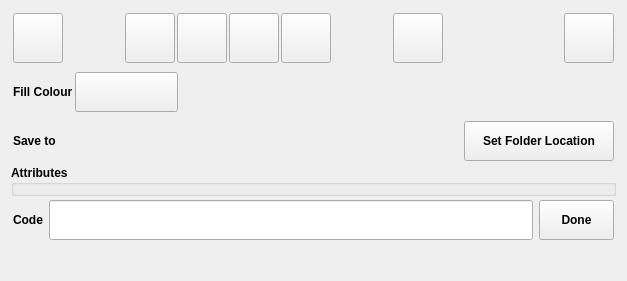
This is digital_sketch_mapping_tool_dockwidget_base.ui in Esk-Spatial/QGIS_forest_health_sketch_tool as Qt 5 draws it before an edit. The edited form follows.
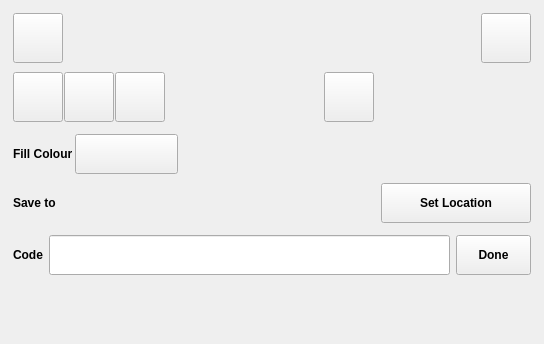
This is the edited form. Icons and pictures are not drawn. Custom widgets are drawn as their Qt base class.

Commit message: updated the styling of the bbutton. removed notes layer and made the line layer multi-line to handle line and multiline

Diff of the .ui file:
```diff
--- a/digital_sketch_mapping_tool_dockwidget_base.ui
+++ b/digital_sketch_mapping_tool_dockwidget_base.ui
@@ -6,8 +6,8 @@
    <rect>
     <x>0</x>
     <y>0</y>
-    <width>627</width>
-    <height>281</height>
+    <width>544</width>
+    <height>344</height>
    </rect>
   </property>
   <property name="windowTitle">
@@ -99,7 +99,7 @@
            </widget>
           </item>
           <item>
-           <spacer name="horizontalSpacer_7">
+           <spacer name="horizontalSpacer_3">
             <property name="orientation">
              <enum>Qt::Horizontal</enum>
             </property>
@@ -111,6 +111,65 @@
             </property>
            </spacer>
           </item>
+          <item>
+           <widget class="QPushButton" name="deletePushButton">
+            <property name="minimumSize">
+             <size>
+              <width>50</width>
+              <height>50</height>
+             </size>
+            </property>
+            <property name="maximumSize">
+             <size>
+              <width>50</width>
+              <height>50</height>
+             </size>
+            </property>
+            <property name="toolTip">
+             <string>&lt;html&gt;&lt;head/&gt;&lt;body&gt;&lt;p&gt;&lt;span style=&quot; font-size:9pt;&quot;&gt;Delete Last Layer&lt;/span&gt;&lt;/p&gt;&lt;/body&gt;&lt;/html&gt;</string>
+            </property>
+            <property name="text">
+             <string/>
+            </property>
+            <property name="icon">
+             <iconset>
+              <normaloff>icons/buttons/trash.svg</normaloff>icons/buttons/trash.svg</iconset>
+            </property>
+            <property name="iconSize">
+             <size>
+              <width>35</width>
+              <height>35</height>
+             </size>
+            </property>
+           </widget>
+          </item>
+         </layout>
+        </widget>
+       </item>
+       <item>
+        <widget class="QFrame" name="frame_2">
+         <property name="frameShape">
+          <enum>QFrame::NoFrame</enum>
+         </property>
+         <property name="frameShadow">
+          <enum>QFrame::Raised</enum>
+         </property>
+         <layout class="QHBoxLayout" name="horizontalLayout_6">
+          <property name="spacing">
+           <number>1</number>
+          </property>
+          <property name="leftMargin">
+           <number>2</number>
+          </property>
+          <property name="topMargin">
+           <number>5</number>
+          </property>
+          <property name="rightMargin">
+           <number>2</number>
+          </property>
+          <property name="bottomMargin">
+           <number>5</number>
+          </property>
           <item>
            <widget class="QPushButton" name="polygonPushButton">
             <property name="minimumSize">
@@ -220,42 +279,7 @@
            </widget>
           </item>
           <item>
-           <widget class="QPushButton" name="notesPushButton">
-            <property name="minimumSize">
-             <size>
-              <width>50</width>
-              <height>50</height>
-             </size>
-            </property>
-            <property name="maximumSize">
-             <size>
-              <width>50</width>
-              <height>50</height>
-             </size>
-            </property>
-            <property name="toolTip">
-             <string>&lt;html&gt;&lt;head/&gt;&lt;body&gt;&lt;p&gt;&lt;span style=&quot; font-size:9pt;&quot;&gt;Notes&lt;/span&gt;&lt;/p&gt;&lt;/body&gt;&lt;/html&gt;</string>
-            </property>
-            <property name="text">
-             <string/>
-            </property>
-            <property name="icon">
-             <iconset>
-              <normaloff>icons/buttons/notes.svg</normaloff>icons/buttons/notes.svg</iconset>
-            </property>
-            <property name="iconSize">
-             <size>
-              <width>30</width>
-              <height>30</height>
-             </size>
-            </property>
-            <property name="checkable">
-             <bool>true</bool>
-            </property>
-           </widget>
-          </item>
-          <item>
-           <spacer name="horizontalSpacer_3">
+           <spacer name="horizontalSpacer">
             <property name="orientation">
              <enum>Qt::Horizontal</enum>
             </property>
@@ -312,51 +336,6 @@
             </property>
            </spacer>
           </item>
-          <item>
-           <spacer name="horizontalSpacer">
-            <property name="orientation">
-             <enum>Qt::Horizontal</enum>
-            </property>
-            <property name="sizeHint" stdset="0">
-             <size>
-              <width>40</width>
-              <height>20</height>
-             </size>
-            </property>
-           </spacer>
-          </item>
-          <item>
-           <widget class="QPushButton" name="deletePushButton">
-            <property name="minimumSize">
-             <size>
-              <width>50</width>
-              <height>50</height>
-             </size>
-            </property>
-            <property name="maximumSize">
-             <size>
-              <width>50</width>
-              <height>50</height>
-             </size>
-            </property>
-            <property name="toolTip">
-             <string>&lt;html&gt;&lt;head/&gt;&lt;body&gt;&lt;p&gt;&lt;span style=&quot; font-size:9pt;&quot;&gt;Delete Last Layer&lt;/span&gt;&lt;/p&gt;&lt;/body&gt;&lt;/html&gt;</string>
-            </property>
-            <property name="text">
-             <string/>
-            </property>
-            <property name="icon">
-             <iconset>
-              <normaloff>icons/buttons/trash.svg</normaloff>icons/buttons/trash.svg</iconset>
-            </property>
-            <property name="iconSize">
-             <size>
-              <width>35</width>
-              <height>35</height>
-             </size>
-            </property>
-           </widget>
-          </item>
          </layout>
         </widget>
        </item>
@@ -526,7 +505,7 @@
            <widget class="QPushButton" name="setFolderPushButton">
             <property name="minimumSize">
              <size>
-              <width>150</width>
+              <width>120</width>
               <height>40</height>
              </size>
             </property>
@@ -544,7 +523,7 @@
              </font>
             </property>
             <property name="text">
-             <string>Set Folder Location</string>
+             <string>Set Location</string>
             </property>
            </widget>
           </item>
@@ -552,26 +531,19 @@
         </widget>
        </item>
        <item>
-        <widget class="QGroupBox" name="attributesGroupBox">
-         <property name="font">
-          <font>
-           <pointsize>9</pointsize>
-           <weight>75</weight>
-           <bold>true</bold>
-          </font>
+        <widget class="QFrame" name="frame_3">
+         <property name="frameShape">
+          <enum>QFrame::NoFrame</enum>
          </property>
-         <property name="title">
-          <string>Attributes</string>
+         <property name="frameShadow">
+          <enum>QFrame::Raised</enum>
          </property>
          <layout class="QVBoxLayout" name="categoryAttrVerticalLayout">
-          <property name="spacing">
-           <number>2</number>
-          </property>
           <property name="leftMargin">
            <number>2</number>
           </property>
           <property name="topMargin">
-           <number>5</number>
+           <number>2</number>
           </property>
           <property name="rightMargin">
            <number>2</number>
```
The commit also changes 8 other files.
